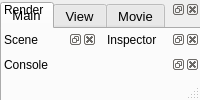
First picture: the form in src/ui/qt_form/main_window.ui, repository VTX-Molecular-Visualization/VTX, before the edit.
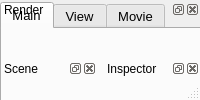
Second picture: the form after the edit. Custom widgets are drawn as their Qt base class.

The edit to the form file:
```diff
--- a/src/ui/qt_form/main_window.ui
+++ b/src/ui/qt_form/main_window.ui
@@ -80,13 +80,6 @@
 			</attribute>
 		</widget>
 		
-		<widget class="VTX::UI::Widget::ConsoleWidget" name="consoleWidget">
-		<property name="windowTitle"><string>Console</string></property>
-			<attribute name="dockWidgetArea">
-				<number>8</number>
-			</attribute>
-		</widget>
-		
 		
 			
 		<widget class="QStatusBar" name="statusbar"/>
@@ -159,11 +152,6 @@
 			<extends>QDockWidget</extends>
 			<header>ui/widget/scene_widget.hpp</header>
 		</customwidget>
-		<customwidget>
-			<class>VTX::UI::Widget::ConsoleWidget</class>
-			<extends>QDockWidget</extends>
-			<header>ui/widget/console_widget.hpp</header>
-		</customwidget>
 	</customwidgets>
 	
 	<resources/>
```
